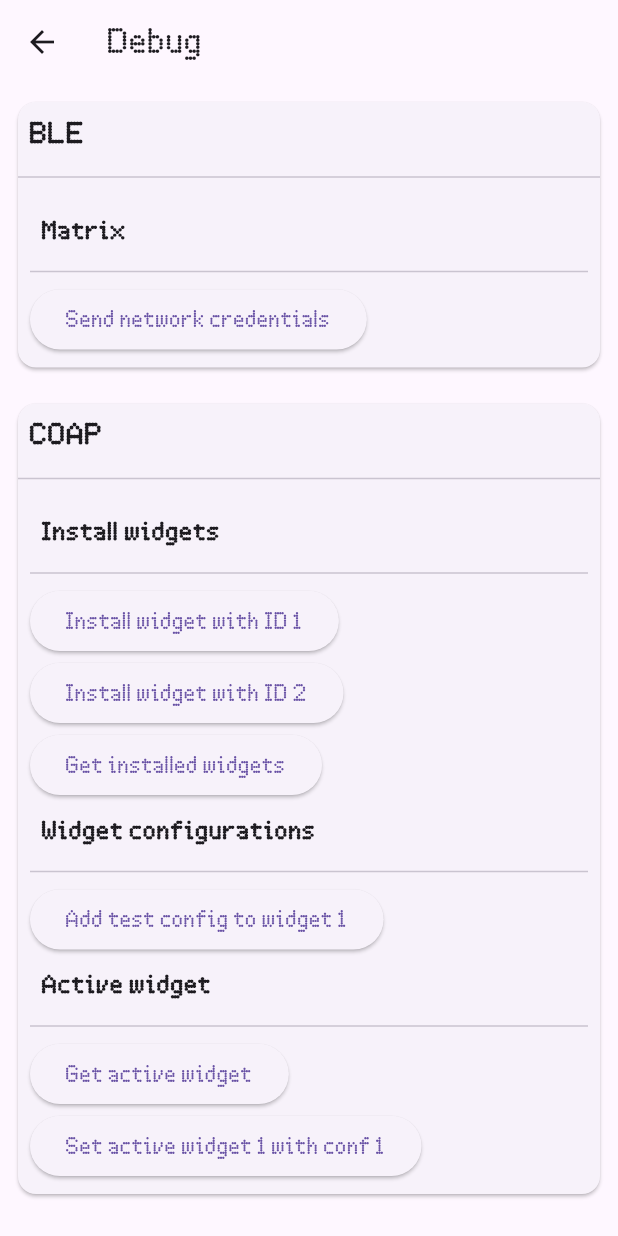
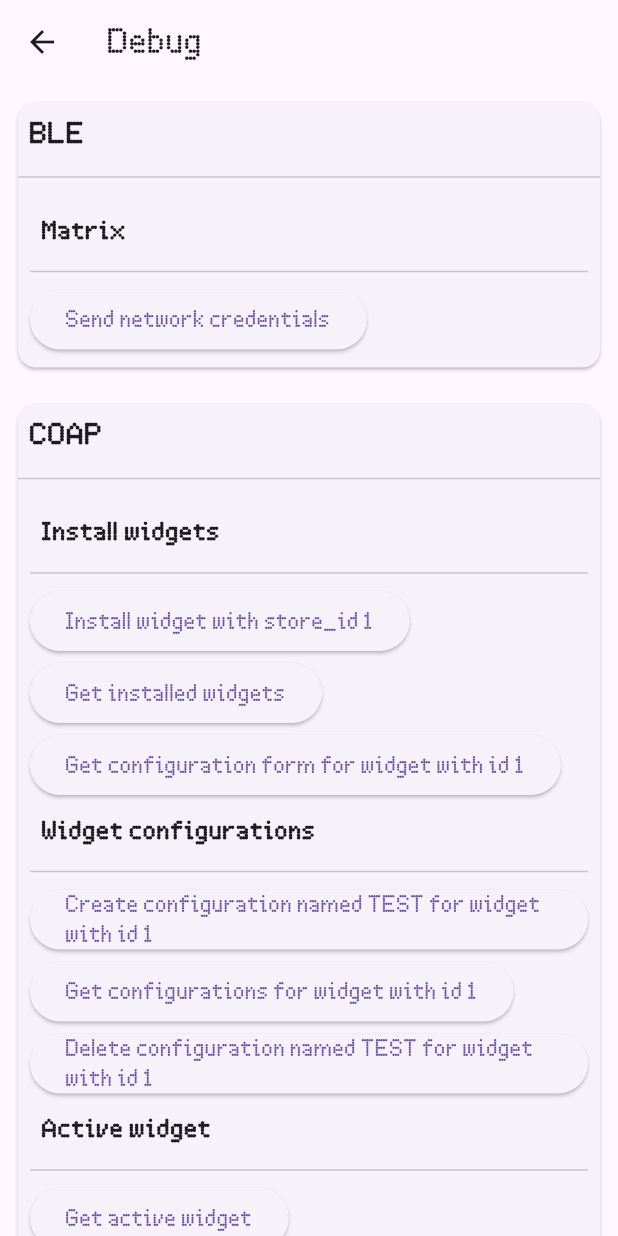
Before and after one commit to mosaico-matrix/mosaico-client, a Flutter app: the DebugPage screen opened by its route, after a tap on "Get installed widgets", on a phone screen of 412 x 824 dp. Run offline on Flutter 3.47's test engine with Material 3 defaults, Android fonts, the light colour scheme and no system bars; drawn by our look-alikes of toastification; our stand-ins replace flutter_animate, flutter_slidable, lottie; missing offline and left inert: mosaico_flutter_core.

Commit message:
New debug coap services

```diff
--- a/lib/pages/debug.dart
+++ b/lib/pages/debug.dart
@@ -1,9 +1,12 @@
 import 'package:flutter/material.dart';
+import 'package:mosaico_flutter_core/modules/config_form/models/config_output.dart';
+import 'package:mosaico_flutter_core/modules/config_form/pages/config_generator.dart';
+import 'package:mosaico_flutter_core/modules/networking/channels/coap/widget_configurations_service.dart';
 import 'package:mosaico_flutter_core/modules/networking/channels/coap/widgets_service.dart';
 import 'package:mosaico_flutter_core/toaster.dart';
 
 void dumpData(data) {
-  Toaster.success(data.toString());
+  Toaster.info(data.toString());
 }
 
 class DebugPage extends StatelessWidget {
@@ -42,11 +45,9 @@ class BleSection extends StatelessWidget {
       children: <Widget>[
         DebugSubSection(title: "Matrix", children: [
           ElevatedButton(
-            onPressed: () {
-            },
+            onPressed: () {},
             child: const Text('Send network credentials'),
           ),
-
         ])
       ],
     );
@@ -65,15 +66,8 @@ class CoapSection extends StatelessWidget {
             onPressed: () async {
               await WidgetsService.installWidget(1);
             },
-            child: const Text('Install widget with ID 1'),
+            child: const Text('Install widget with store_id 1'),
           ),
-          ElevatedButton(
-            onPressed: () async {
-              await WidgetsService.installWidget(2);
-            },
-            child: const Text('Install widget with ID 2'),
-          ),
-
           ElevatedButton(
             onPressed: () async {
               var widgets = await WidgetsService.getInstalledWidgets();
@@ -83,28 +77,70 @@ class CoapSection extends StatelessWidget {
             },
             child: const Text('Get installed widgets'),
           ),
-
+          ElevatedButton(
+            onPressed: () async {
+              // Get widget configuration file
+              var config = await WidgetsService.getWidgetConfigurationForm(1);
+              dumpData(config.toString());
+            },
+            child: const Text('Get configuration form for widget with id 1'),
+          ),
         ]),
-
         DebugSubSection(title: "Widget configurations", children: [
           ElevatedButton(
             onPressed: () async {
+              // Get widget configuration file
+              var configForm =
+                  await WidgetsService.getWidgetConfigurationForm(1);
 
+              // Get result from the configuration generator
+              ConfigOutput? generatedConfig = await Navigator.of(context).push(
+                  MaterialPageRoute(
+                      builder: (context) => ConfigGenerator(configForm)));
+
+              if (generatedConfig != null) {
+                WidgetConfigurationsService.uploadWidgetConfiguration(1, "TEST", generatedConfig.exportToArchive());
+              } else {
+                Toaster.error('Configuration generation cancelled');
+              }
             },
-            child: const Text('Add test config to widget 1'),
+            child: const Text(
+                'Create configuration named TEST for widget with id 1'),
           ),
 
+          ElevatedButton(
+            onPressed: () async {
+              var configs = await WidgetConfigurationsService.getWidgetConfigurations(1);
+              for (var config in configs) {
+                dumpData(config.name);
+              }
+            },
+            child: const Text(
+                'Get configurations for widget with id 1'),
+          ),
 
-        ]),
-
-        DebugSubSection(title: "Active widget", children: [
           ElevatedButton(
             onPressed: () async {
 
+              var configs = await WidgetConfigurationsService.getWidgetConfigurations(1);
+              for (var config in configs) {
+                if (config.name == "TEST") {
+                  Toaster.info('Deleting configuration named TEST');
+                  await WidgetConfigurationsService.deleteWidgetConfiguration(config.id);
+                  return;
+                }
+              }
+              Toaster.error('Configuration named TEST not found');
             },
+            child: const Text(
+                'Delete configuration named TEST for widget with id 1'),
+          ),
+        ]),
+        DebugSubSection(title: "Active widget", children: [
+          ElevatedButton(
+            onPressed: () async {},
             child: const Text('Get active widget'),
           ),
-
           ElevatedButton(
             onPressed: () async {
               await WidgetsService.previewWidget(1, 1);
@@ -121,7 +157,8 @@ class DebugSubSection extends StatelessWidget {
   final String title;
   final List<Widget> children;
 
-  const DebugSubSection({super.key, required this.title, required this.children});
+  const DebugSubSection(
+      {super.key, required this.title, required this.children});
 
   @override
   Widget build(BuildContext context) {
@@ -144,8 +181,6 @@ class DebugSubSection extends StatelessWidget {
     );
   }
 }
-
-
 
 class DebugSection extends StatelessWidget {
   final String title;
```
